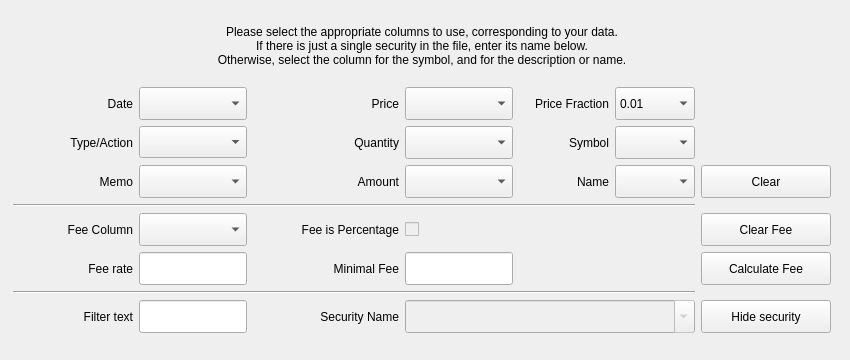
First picture: the form in kmymoney/plugins/csvimport/investmentwizardpage.ui, repository KDE/kmymoney, before the edit.
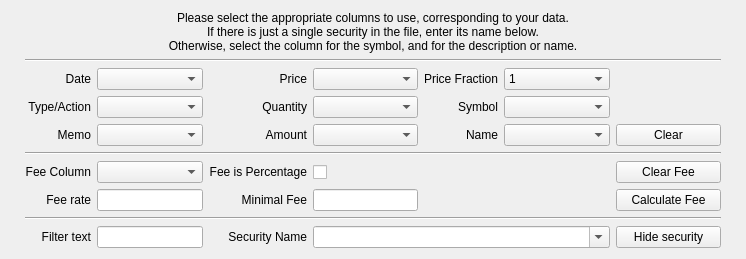
Second picture: the form after the edit. Custom widgets are drawn as their Qt base class.

Diff of the .ui file:
```diff
--- a/kmymoney/plugins/csvimport/investmentwizardpage.ui
+++ b/kmymoney/plugins/csvimport/investmentwizardpage.ui
@@ -2,36 +2,16 @@
 <ui version="4.0">
  <class>InvestmentPage</class>
  <widget class="QWidget" name="InvestmentPage">
-  <property name="geometry">
-   <rect>
-    <x>0</x>
-    <y>0</y>
-    <width>850</width>
-    <height>360</height>
-   </rect>
-  </property>
   <property name="sizePolicy">
-   <sizepolicy hsizetype="Minimum" vsizetype="Preferred">
+   <sizepolicy hsizetype="Expanding" vsizetype="Expanding">
     <horstretch>0</horstretch>
     <verstretch>0</verstretch>
    </sizepolicy>
   </property>
-  <property name="minimumSize">
-   <size>
-    <width>850</width>
-    <height>0</height>
-   </size>
-  </property>
-  <property name="maximumSize">
-   <size>
-    <width>16777215</width>
-    <height>16777215</height>
-   </size>
-  </property>
   <property name="windowTitle">
    <string>Investment Wizard Page</string>
   </property>
-  <layout class="QHBoxLayout" name="horizontalLayout" stretch="1,500,5">
+  <layout class="QHBoxLayout" name="horizontalLayout" stretch="1,50,1">
    <item>
     <spacer name="horizontalSpacer">
      <property name="orientation">
@@ -46,21 +26,15 @@
     </spacer>
    </item>
    <item>
-    <layout class="QVBoxLayout" name="verticalLayout" stretch="10,0">
+    <layout class="QVBoxLayout" name="verticalLayout">
      <item>
       <widget class="QLabel" name="label">
        <property name="sizePolicy">
-        <sizepolicy hsizetype="Preferred" vsizetype="Fixed">
+        <sizepolicy hsizetype="Preferred" vsizetype="Preferred">
          <horstretch>0</horstretch>
          <verstretch>0</verstretch>
         </sizepolicy>
        </property>
-       <property name="maximumSize">
-        <size>
-         <width>16777215</width>
-         <height>16777215</height>
-        </size>
-       </property>
        <property name="font">
         <font>
          <weight>50</weight>
@@ -75,23 +49,33 @@
        <property name="alignment">
         <set>Qt::AlignCenter</set>
        </property>
+       <property name="wordWrap">
+        <bool>true</bool>
+       </property>
       </widget>
      </item>
      <item>
-      <layout class="QGridLayout" name="gridLayout" rowstretch="10,0,0,0,0,0,0,0,0,0" columnstretch="15,0,0,0,0,0,0,0">
-       <item row="9" column="7">
+      <layout class="QGridLayout" name="gridLayout" columnstretch="0,5,0,5,0,5,5">
+       <item row="0" column="0" colspan="7">
+        <widget class="Line" name="line_3">
+         <property name="sizePolicy">
+          <sizepolicy hsizetype="Expanding" vsizetype="Preferred">
+           <horstretch>0</horstretch>
+           <verstretch>0</verstretch>
+          </sizepolicy>
+         </property>
+         <property name="orientation">
+          <enum>Qt::Horizontal</enum>
+         </property>
+        </widget>
+       </item>
+       <item row="10" column="6">
         <widget class="QPushButton" name="buttonInv_hideSecurity">
-         <property name="minimumSize">
-          <size>
-           <width>130</width>
-           <height>33</height>
-          </size>
-         </property>
-         <property name="maximumSize">
-          <size>
-           <width>16777215</width>
-           <height>16777215</height>
-          </size>
+         <property name="sizePolicy">
+          <sizepolicy hsizetype="Preferred" vsizetype="Preferred">
+           <horstretch>0</horstretch>
+           <verstretch>0</verstretch>
+          </sizepolicy>
          </property>
          <property name="toolTip">
           <string>Remove security name from selection list.
@@ -105,7 +89,7 @@
          </property>
         </widget>
        </item>
-       <item row="2" column="0">
+       <item row="3" column="0">
         <widget class="QLabel" name="labelInv_memo">
          <property name="accessibleName">
           <string comment="column containing memo field"/>
@@ -118,30 +102,11 @@
          </property>
         </widget>
        </item>
-       <item row="0" column="2" rowspan="3">
-        <spacer name="verticalSpacer">
-         <property name="orientation">
-          <enum>Qt::Vertical</enum>
-         </property>
-         <property name="sizeHint" stdset="0">
-          <size>
-           <width>20</width>
-           <height>40</height>
-          </size>
-         </property>
-        </spacer>
-       </item>
-       <item row="1" column="3">
+       <item row="2" column="2">
         <widget class="QLabel" name="labelInv_quantity">
          <property name="enabled">
           <bool>true</bool>
          </property>
-         <property name="minimumSize">
-          <size>
-           <width>0</width>
-           <height>33</height>
-          </size>
-         </property>
          <property name="accessibleName">
           <string comment="column containing quantity field"/>
          </property>
@@ -153,13 +118,13 @@
          </property>
         </widget>
        </item>
-       <item row="2" column="4">
-        <widget class="KComboBox" name="comboBoxInv_amountCol">
-         <property name="minimumSize">
-          <size>
-           <width>75</width>
-           <height>33</height>
-          </size>
+       <item row="3" column="3">
+        <widget class="QComboBox" name="comboBoxInv_amountCol">
+         <property name="sizePolicy">
+          <sizepolicy hsizetype="Preferred" vsizetype="Preferred">
+           <horstretch>0</horstretch>
+           <verstretch>0</verstretch>
+          </sizepolicy>
          </property>
          <property name="toolTip">
           <string>Select column containing amount field.</string>
@@ -169,19 +134,22 @@
          </property>
         </widget>
        </item>
-       <item row="0" column="6">
-        <widget class="KComboBox" name="comboBoxInv_priceFraction">
-         <property name="minimumSize">
-          <size>
-           <width>80</width>
-           <height>33</height>
-          </size>
+       <item row="1" column="5">
+        <widget class="QComboBox" name="comboBoxInv_priceFraction">
+         <property name="sizePolicy">
+          <sizepolicy hsizetype="Preferred" vsizetype="Preferred">
+           <horstretch>0</horstretch>
+           <verstretch>0</verstretch>
+          </sizepolicy>
          </property>
          <property name="toolTip">
           <string>If necessary, select a fraction/multiplier for compatibility
 between imported and stored prices. For instance, if the
 import price is in cents but the file is priced in dollars, select 0.01.</string>
          </property>
+         <property name="currentIndex">
+          <number>2</number>
+         </property>
          <property name="maxVisibleItems">
           <number>5</number>
          </property>
@@ -212,7 +180,7 @@
          </item>
         </widget>
        </item>
-       <item row="0" column="0">
+       <item row="1" column="0">
         <widget class="QLabel" name="labelInv_date">
          <property name="toolTip">
           <string comment="verb, Select column containing date field">Select column containing date field</string>
@@ -228,17 +196,11 @@
          </property>
         </widget>
        </item>
-       <item row="0" column="3">
+       <item row="1" column="2">
         <widget class="QLabel" name="labelInv_price">
          <property name="enabled">
           <bool>true</bool>
          </property>
-         <property name="minimumSize">
-          <size>
-           <width>50</width>
-           <height>33</height>
-          </size>
-         </property>
          <property name="maximumSize">
           <size>
            <width>16777215</width>
@@ -256,17 +218,11 @@
          </property>
         </widget>
        </item>
-       <item row="2" column="3">
+       <item row="3" column="2">
         <widget class="QLabel" name="labelInv_amount">
          <property name="enabled">
           <bool>true</bool>
          </property>
-         <property name="minimumSize">
-          <size>
-           <width>0</width>
-           <height>33</height>
-          </size>
-         </property>
          <property name="text">
           <string comment="column for monetary value">Amount</string>
          </property>
@@ -275,13 +231,13 @@
          </property>
         </widget>
        </item>
-       <item row="1" column="4">
-        <widget class="KComboBox" name="comboBoxInv_quantityCol">
-         <property name="minimumSize">
-          <size>
-           <width>75</width>
-           <height>33</height>
-          </size>
+       <item row="2" column="3">
+        <widget class="QComboBox" name="comboBoxInv_quantityCol">
+         <property name="sizePolicy">
+          <sizepolicy hsizetype="Preferred" vsizetype="Preferred">
+           <horstretch>0</horstretch>
+           <verstretch>0</verstretch>
+          </sizepolicy>
          </property>
          <property name="toolTip">
           <string>Select column containing quantity field.</string>
@@ -291,13 +247,13 @@
          </property>
         </widget>
        </item>
-       <item row="0" column="1">
-        <widget class="KComboBox" name="comboBoxInv_dateCol">
-         <property name="minimumSize">
-          <size>
-           <width>75</width>
-           <height>33</height>
-          </size>
+       <item row="1" column="1">
+        <widget class="QComboBox" name="comboBoxInv_dateCol">
+         <property name="sizePolicy">
+          <sizepolicy hsizetype="Preferred" vsizetype="Preferred">
+           <horstretch>0</horstretch>
+           <verstretch>0</verstretch>
+          </sizepolicy>
          </property>
          <property name="toolTip">
           <string>Select column containing date field.</string>
@@ -307,13 +263,13 @@
          </property>
         </widget>
        </item>
-       <item row="0" column="4">
-        <widget class="KComboBox" name="comboBoxInv_priceCol">
-         <property name="minimumSize">
-          <size>
-           <width>75</width>
-           <height>33</height>
-          </size>
+       <item row="1" column="3">
+        <widget class="QComboBox" name="comboBoxInv_priceCol">
+         <property name="sizePolicy">
+          <sizepolicy hsizetype="Preferred" vsizetype="Preferred">
+           <horstretch>0</horstretch>
+           <verstretch>0</verstretch>
+          </sizepolicy>
          </property>
          <property name="toolTip">
           <string>Select column containing price field.</string>
@@ -323,13 +279,13 @@
          </property>
         </widget>
        </item>
-       <item row="2" column="7">
+       <item row="3" column="6">
         <widget class="QPushButton" name="button_clear">
-         <property name="minimumSize">
-          <size>
-           <width>100</width>
-           <height>33</height>
-          </size>
+         <property name="sizePolicy">
+          <sizepolicy hsizetype="Preferred" vsizetype="Preferred">
+           <horstretch>0</horstretch>
+           <verstretch>0</verstretch>
+          </sizepolicy>
          </property>
          <property name="toolTip">
           <string>Clear selected column entries.</string>
@@ -339,14 +295,8 @@
          </property>
         </widget>
        </item>
-       <item row="0" column="5">
+       <item row="1" column="4">
         <widget class="QLabel" name="labelInv_priceFraction">
-         <property name="minimumSize">
-          <size>
-           <width>90</width>
-           <height>33</height>
-          </size>
-         </property>
          <property name="maximumSize">
           <size>
            <width>16777215</width>
@@ -364,13 +314,13 @@
          </property>
         </widget>
        </item>
-       <item row="1" column="6">
-        <widget class="KComboBox" name="comboBoxInv_symbolCol">
-         <property name="minimumSize">
-          <size>
-           <width>75</width>
-           <height>33</height>
-          </size>
+       <item row="2" column="5">
+        <widget class="QComboBox" name="comboBoxInv_symbolCol">
+         <property name="sizePolicy">
+          <sizepolicy hsizetype="Preferred" vsizetype="Preferred">
+           <horstretch>0</horstretch>
+           <verstretch>0</verstretch>
+          </sizepolicy>
          </property>
          <property name="toolTip">
           <string>If more than one stock is present in the file,
@@ -379,7 +329,7 @@
          </property>
         </widget>
        </item>
-       <item row="1" column="5">
+       <item row="2" column="4">
         <widget class="QLabel" name="labelInv_symbolCol">
          <property name="text">
           <string>Symbol</string>
@@ -389,13 +339,13 @@
          </property>
         </widget>
        </item>
-       <item row="2" column="6">
-        <widget class="KComboBox" name="comboBoxInv_nameCol">
-         <property name="minimumSize">
-          <size>
-           <width>75</width>
-           <height>33</height>
-          </size>
+       <item row="3" column="5">
+        <widget class="QComboBox" name="comboBoxInv_nameCol">
+         <property name="sizePolicy">
+          <sizepolicy hsizetype="Preferred" vsizetype="Preferred">
+           <horstretch>0</horstretch>
+           <verstretch>0</verstretch>
+          </sizepolicy>
          </property>
          <property name="toolTip">
           <string>If a descriptive column also contains an activity type, select it here.
@@ -403,14 +353,8 @@
          </property>
         </widget>
        </item>
-       <item row="2" column="5">
+       <item row="3" column="4">
         <widget class="QLabel" name="labelInv_nameCol">
-         <property name="minimumSize">
-          <size>
-           <width>0</width>
-           <height>33</height>
-          </size>
-         </property>
          <property name="text">
           <string>Name</string>
          </property>
@@ -419,14 +363,8 @@
          </property>
         </widget>
        </item>
-       <item row="9" column="3">
+       <item row="10" column="2">
         <widget class="QLabel" name="labelInv_security">
-         <property name="minimumSize">
-          <size>
-           <width>120</width>
-           <height>28</height>
-          </size>
-         </property>
          <property name="maximumSize">
           <size>
            <width>16777215</width>
@@ -444,21 +382,8 @@
          </property>
         </widget>
        </item>
-       <item row="5" column="0" colspan="7">
-        <widget class="Line" name="line">
-         <property name="orientation">
-          <enum>Qt::Horizontal</enum>
-         </property>
-        </widget>
-       </item>
-       <item row="9" column="0">
+       <item row="10" column="0">
         <widget class="QLabel" name="labelInv_FilterText">
-         <property name="minimumSize">
-          <size>
-           <width>80</width>
-           <height>33</height>
-          </size>
-         </property>
          <property name="text">
           <string>Filter text</string>
          </property>
@@ -467,7 +392,7 @@
          </property>
         </widget>
        </item>
-       <item row="6" column="3">
+       <item row="7" column="2">
         <widget class="QLabel" name="labelInv_feeIsPercentage">
          <property name="text">
           <string>Fee is Percentage</string>
@@ -477,14 +402,8 @@
          </property>
         </widget>
        </item>
-       <item row="6" column="0">
+       <item row="7" column="0">
         <widget class="QLabel" name="labelInv_feeCol">
-         <property name="minimumSize">
-          <size>
-           <width>0</width>
-           <height>33</height>
-          </size>
-         </property>
          <property name="accessibleName">
           <string comment="column containing fee field"/>
          </property>
@@ -499,13 +418,29 @@
          </property>
         </widget>
        </item>
-       <item row="6" column="1">
-        <widget class="KComboBox" name="comboBoxInv_feeCol">
-         <property name="minimumSize">
-          <size>
-           <width>80</width>
-           <height>33</height>
-          </size>
+       <item row="2" column="1">
+        <widget class="QComboBox" name="comboBoxInv_typeCol">
+         <property name="sizePolicy">
+          <sizepolicy hsizetype="Preferred" vsizetype="Preferred">
+           <horstretch>0</horstretch>
+           <verstretch>0</verstretch>
+          </sizepolicy>
+         </property>
+         <property name="toolTip">
+          <string>Select column containing investment type field.</string>
+         </property>
+         <property name="maxVisibleItems">
+          <number>12</number>
+         </property>
+        </widget>
+       </item>
+       <item row="7" column="1">
+        <widget class="QComboBox" name="comboBoxInv_feeCol">
+         <property name="sizePolicy">
+          <sizepolicy hsizetype="Preferred" vsizetype="Preferred">
+           <horstretch>0</horstretch>
+           <verstretch>0</verstretch>
+          </sizepolicy>
          </property>
          <property name="toolTip">
           <string>If necessary, select column containing fee.
@@ -517,16 +452,13 @@
          </property>
         </widget>
        </item>
-       <item row="6" column="4" alignment="Qt::AlignRight">
+       <item row="7" column="3" alignment="Qt::AlignRight">
         <widget class="QCheckBox" name="checkBoxInv_feeIsPercentage">
-         <property name="enabled">
-          <bool>false</bool>
-         </property>
-         <property name="minimumSize">
-          <size>
-           <width>0</width>
-           <height>33</height>
-          </size>
+         <property name="sizePolicy">
+          <sizepolicy hsizetype="Preferred" vsizetype="Preferred">
+           <horstretch>0</horstretch>
+           <verstretch>0</verstretch>
+          </sizepolicy>
          </property>
          <property name="toolTip">
           <string>Check box if any fee is a percentage figure rather than a value.</string>
@@ -537,35 +469,10 @@
          <property name="layoutDirection">
           <enum>Qt::RightToLeft</enum>
          </property>
-         <property name="text">
-          <string comment="select if fee is a percentage (not value)"/>
-         </property>
         </widget>
        </item>
-       <item row="1" column="1">
-        <widget class="KComboBox" name="comboBoxInv_typeCol">
-         <property name="minimumSize">
-          <size>
-           <width>75</width>
-           <height>32</height>
-          </size>
-         </property>
-         <property name="toolTip">
-          <string>Select column containing investment type field.</string>
-         </property>
-         <property name="maxVisibleItems">
-          <number>12</number>
-         </property>
-        </widget>
-       </item>
-       <item row="7" column="0">
+       <item row="8" column="0">
         <widget class="QLabel" name="labelInv_feeRate">
-         <property name="minimumSize">
-          <size>
-           <width>0</width>
-           <height>33</height>
-          </size>
-         </property>
          <property name="text">
           <string>Fee rate</string>
          </property>
@@ -574,7 +481,17 @@
          </property>
         </widget>
        </item>
-       <item row="1" column="0">
+       <item row="8" column="1">
+        <widget class="QLineEdit" name="lineEdit_feeRate">
+         <property name="sizePolicy">
+          <sizepolicy hsizetype="Preferred" vsizetype="Preferred">
+           <horstretch>0</horstretch>
+           <verstretch>0</verstretch>
+          </sizepolicy>
+         </property>
+        </widget>
+       </item>
+       <item row="2" column="0">
         <widget class="QLabel" name="labelInv_type">
          <property name="accessibleName">
           <string comment="column containing investment type/action field"/>
@@ -587,13 +504,13 @@
          </property>
         </widget>
        </item>
-       <item row="2" column="1">
-        <widget class="KComboBox" name="comboBoxInv_memoCol">
-         <property name="minimumSize">
-          <size>
-           <width>75</width>
-           <height>33</height>
-          </size>
+       <item row="3" column="1">
+        <widget class="QComboBox" name="comboBoxInv_memoCol">
+         <property name="sizePolicy">
+          <sizepolicy hsizetype="Preferred" vsizetype="Preferred">
+           <horstretch>0</horstretch>
+           <verstretch>0</verstretch>
+          </sizepolicy>
          </property>
          <property name="toolTip">
           <string>Select column containing memo field.
@@ -605,23 +522,13 @@
          </property>
         </widget>
        </item>
-       <item row="7" column="1">
-        <widget class="QLineEdit" name="lineEdit_feeRate">
-         <property name="minimumSize">
-          <size>
-           <width>0</width>
-           <height>33</height>
-          </size>
-         </property>
-        </widget>
-       </item>
-       <item row="9" column="1">
-        <widget class="KLineEdit" name="lineEdit_filter">
-         <property name="minimumSize">
-          <size>
-           <width>80</width>
-           <height>33</height>
-          </size>
+       <item row="10" column="1">
+        <widget class="QLineEdit" name="lineEdit_filter">
+         <property name="sizePolicy">
+          <sizepolicy hsizetype="Preferred" vsizetype="Preferred">
+           <horstretch>0</horstretch>
+           <verstretch>0</verstretch>
+          </sizepolicy>
          </property>
          <property name="toolTip">
           <string>If the Name column has an activity type prefixed by a standard text,
@@ -633,24 +540,18 @@
          </property>
         </widget>
        </item>
-       <item row="7" column="4">
+       <item row="8" column="3">
         <widget class="QLineEdit" name="lineEdit_minFee">
-         <property name="minimumSize">
-          <size>
-           <width>0</width>
-           <height>33</height>
-          </size>
+         <property name="sizePolicy">
+          <sizepolicy hsizetype="Preferred" vsizetype="Preferred">
+           <horstretch>0</horstretch>
+           <verstretch>0</verstretch>
+          </sizepolicy>
          </property>
         </widget>
        </item>
-       <item row="7" column="3">
+       <item row="8" column="2">
         <widget class="QLabel" name="labelInv_feeMinValue">
-         <property name="minimumSize">
-          <size>
-           <width>0</width>
-           <height>33</height>
-          </size>
-         </property>
          <property name="text">
           <string>Minimal Fee</string>
          </property>
@@ -659,60 +560,39 @@
          </property>
         </widget>
        </item>
-       <item row="6" column="7">
+       <item row="7" column="6">
         <widget class="QPushButton" name="buttonInv_clearFee">
-         <property name="minimumSize">
-          <size>
-           <width>0</width>
-           <height>33</height>
-          </size>
+         <property name="sizePolicy">
+          <sizepolicy hsizetype="Preferred" vsizetype="Preferred">
+           <horstretch>0</horstretch>
+           <verstretch>0</verstretch>
+          </sizepolicy>
          </property>
          <property name="text">
           <string>Clear Fee</string>
          </property>
         </widget>
        </item>
-       <item row="7" column="7">
+       <item row="8" column="6">
         <widget class="QPushButton" name="buttonInv_calculateFee">
-         <property name="minimumSize">
-          <size>
-           <width>0</width>
-           <height>33</height>
-          </size>
+         <property name="sizePolicy">
+          <sizepolicy hsizetype="Preferred" vsizetype="Preferred">
+           <horstretch>0</horstretch>
+           <verstretch>0</verstretch>
+          </sizepolicy>
          </property>
          <property name="text">
           <string>Calculate Fee</string>
          </property>
         </widget>
        </item>
-       <item row="8" column="0" colspan="7">
-        <widget class="Line" name="line_2">
-         <property name="orientation">
-          <enum>Qt::Horizontal</enum>
-         </property>
-        </widget>
-       </item>
-       <item row="9" column="4" colspan="3">
-        <widget class="KComboBox" name="comboBoxInv_securityName">
-         <property name="enabled">
-          <bool>false</bool>
-         </property>
-         <property name="minimumSize">
-          <size>
-           <width>0</width>
-           <height>33</height>
-          </size>
-         </property>
-         <property name="maximumSize">
-          <size>
-           <width>545</width>
-           <height>16777215</height>
-          </size>
-         </property>
-         <property name="font">
-          <font>
-           <pointsize>11</pointsize>
-          </font>
+       <item row="10" column="3" colspan="3">
+        <widget class="QComboBox" name="comboBoxInv_securityName">
+         <property name="sizePolicy">
+          <sizepolicy hsizetype="Preferred" vsizetype="Preferred">
+           <horstretch>0</horstretch>
+           <verstretch>0</verstretch>
+          </sizepolicy>
          </property>
          <property name="toolTip">
           <string>Alternatively, if the file contains just a single security, enter its name here.
@@ -732,6 +612,32 @@
          </property>
         </widget>
        </item>
+       <item row="6" column="0" colspan="7">
+        <widget class="Line" name="line">
+         <property name="sizePolicy">
+          <sizepolicy hsizetype="Expanding" vsizetype="Preferred">
+           <horstretch>0</horstretch>
+           <verstretch>0</verstretch>
+          </sizepolicy>
+         </property>
+         <property name="orientation">
+          <enum>Qt::Horizontal</enum>
+         </property>
+        </widget>
+       </item>
+       <item row="9" column="0" colspan="7">
+        <widget class="Line" name="line_2">
+         <property name="sizePolicy">
+          <sizepolicy hsizetype="Expanding" vsizetype="Preferred">
+           <horstretch>0</horstretch>
+           <verstretch>0</verstretch>
+          </sizepolicy>
+         </property>
+         <property name="orientation">
+          <enum>Qt::Horizontal</enum>
+         </property>
+        </widget>
+       </item>
       </layout>
      </item>
     </layout>
@@ -751,18 +657,6 @@
    </item>
   </layout>
  </widget>
- <customwidgets>
-  <customwidget>
-   <class>KLineEdit</class>
-   <extends>QLineEdit</extends>
-   <header>klineedit.h</header>
-  </customwidget>
-  <customwidget>
-   <class>KComboBox</class>
-   <extends>QComboBox</extends>
-   <header>kcombobox.h</header>
-  </customwidget>
- </customwidgets>
  <resources/>
  <connections/>
 </ui>
```
Left out of the diff: 13 changed lines with no effect on the pictures.
